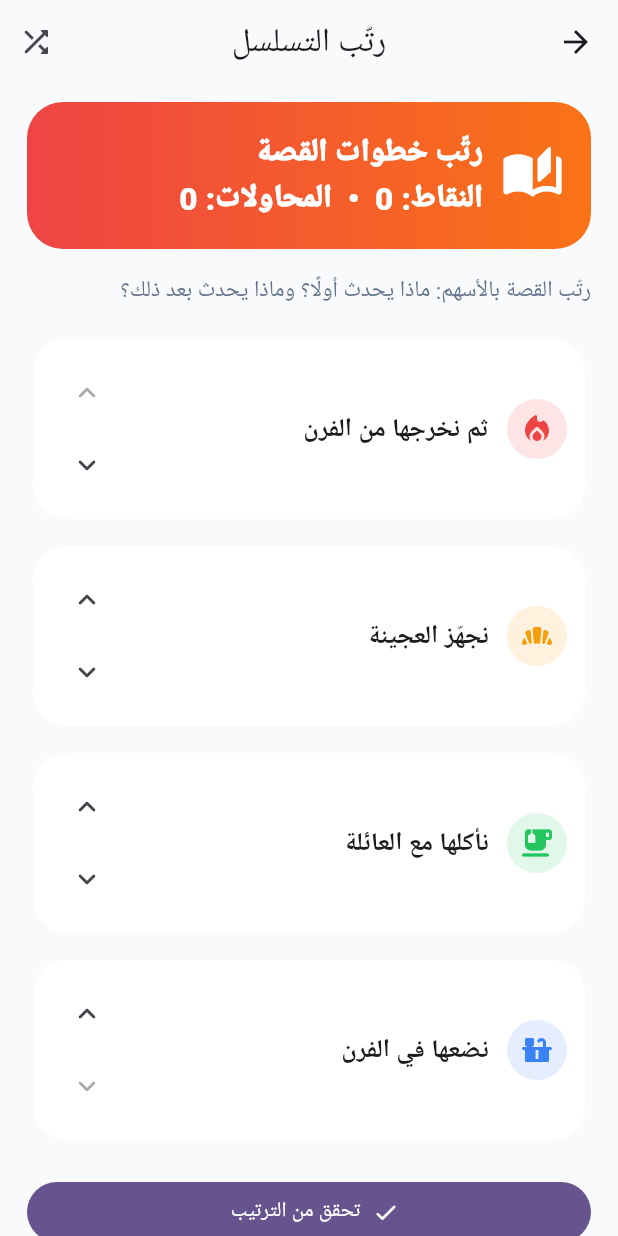
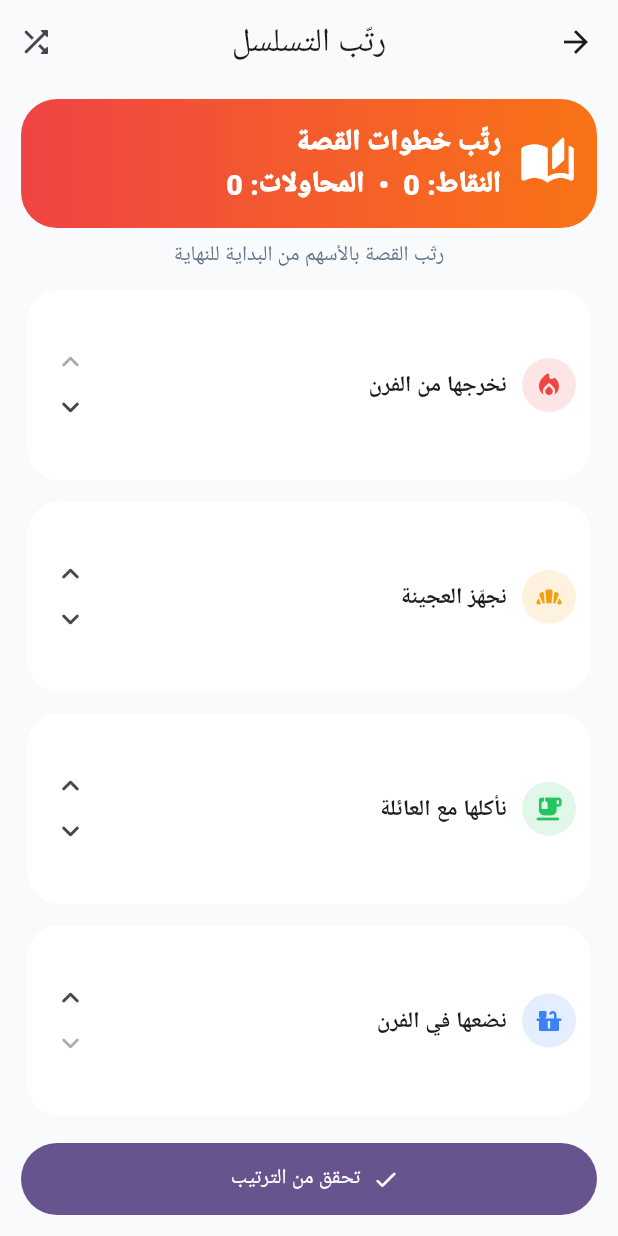
Before and after one commit to aljwaal1/KIDSGAME, a Flutter app: the SequenceOrderPage screen opened directly, on a phone screen of 412 x 824 dp. Run offline on Flutter 3.47's test engine with Material 3 defaults, Android fonts, the phone set to English and light mode, and no system bars; our stand-ins replace audioplayers, shared_preferences; accounts and stored records are empty; Roboto replaces fonts that are missing (Changa).

Commit message:
Remove scrolling from sequence game

```diff
--- a/lib/games/sequence_order_page.dart
+++ b/lib/games/sequence_order_page.dart
@@ -12,7 +12,7 @@ class SequenceOrderPage extends StatefulWidget {
 
 class _SequenceOrderPageState extends State<SequenceOrderPage> {
   List<_StepItem> items = <_StepItem>[
-    const _StepItem(3, 'ثم نخرجها من الفرن', Icons.local_fire_department_rounded, Color(0xFFEF4444)),
+    const _StepItem(3, 'نخرجها من الفرن', Icons.local_fire_department_rounded, Color(0xFFEF4444)),
     const _StepItem(1, 'نجهّز العجينة', Icons.bakery_dining_rounded, Color(0xFFF59E0B)),
     const _StepItem(4, 'نأكلها مع العائلة', Icons.emoji_food_beverage_rounded, Color(0xFF22C55E)),
     const _StepItem(2, 'نضعها في الفرن', Icons.countertops_rounded, Color(0xFF3B82F6)),
@@ -30,7 +30,7 @@ class _SequenceOrderPageState extends State<SequenceOrderPage> {
   void _reset() {
     setState(() {
       items = <_StepItem>[
-        const _StepItem(3, 'ثم نخرجها من الفرن', Icons.local_fire_department_rounded, Color(0xFFEF4444)),
+        const _StepItem(3, 'نخرجها من الفرن', Icons.local_fire_department_rounded, Color(0xFFEF4444)),
         const _StepItem(1, 'نجهّز العجينة', Icons.bakery_dining_rounded, Color(0xFFF59E0B)),
         const _StepItem(4, 'نأكلها مع العائلة', Icons.emoji_food_beverage_rounded, Color(0xFF22C55E)),
         const _StepItem(2, 'نضعها في الفرن', Icons.countertops_rounded, Color(0xFF3B82F6)),
@@ -72,17 +72,26 @@ class _SequenceOrderPageState extends State<SequenceOrderPage> {
         title: const Text('رتّب التسلسل'),
         actions: <Widget>[IconButton(onPressed: _reset, tooltip: 'خلط جديد', icon: const Icon(Icons.shuffle_rounded))],
       ),
-      body: ListView(
-        padding: const EdgeInsets.fromLTRB(18, 12, 18, 100),
-        children: <Widget>[
-          _Header(score: score, tries: tries),
-          const SizedBox(height: 16),
-          const Text('رتّب القصة بالأسهم: ماذا يحدث أولًا؟ وماذا يحدث بعد ذلك؟', style: TextStyle(color: Color(0xFF64748B), fontSize: 15)),
-          const SizedBox(height: 18),
-          for (int i = 0; i < items.length; i++) _StepCard(item: items[i], index: i, isFirst: i == 0, isLast: i == items.length - 1, onUp: () => _swap(i, i - 1), onDown: () => _swap(i, i + 1)),
-          const SizedBox(height: 10),
-          FilledButton.icon(onPressed: _check, icon: const Icon(Icons.check_rounded), label: const Text('تحقق من الترتيب')),
-        ],
+      body: Padding(
+        padding: const EdgeInsets.fromLTRB(14, 10, 14, 14),
+        child: Column(
+          children: <Widget>[
+            _Header(score: score, tries: tries),
+            const SizedBox(height: 8),
+            const Text('رتّب القصة بالأسهم من البداية للنهاية', maxLines: 1, overflow: TextOverflow.ellipsis, style: TextStyle(color: Color(0xFF64748B), fontSize: 14)),
+            const SizedBox(height: 8),
+            Expanded(
+              child: Column(
+                children: <Widget>[
+                  for (int i = 0; i < items.length; i++)
+                    Expanded(child: _StepCard(item: items[i], index: i, isFirst: i == 0, isLast: i == items.length - 1, onUp: () => _swap(i, i - 1), onDown: () => _swap(i, i + 1))),
+                ],
+              ),
+            ),
+            const SizedBox(height: 8),
+            SizedBox(width: double.infinity, height: 48, child: FilledButton.icon(onPressed: _check, icon: const Icon(Icons.check_rounded), label: const Text('تحقق من الترتيب'))),
+          ],
+        ),
       ),
     );
   }
@@ -108,17 +117,17 @@ class _StepCard extends StatelessWidget {
   @override
   Widget build(BuildContext context) {
     return Padding(
-      padding: const EdgeInsets.only(bottom: 10),
+      padding: const EdgeInsets.only(bottom: 6),
       child: Card(
         child: Padding(
-          padding: const EdgeInsets.all(12),
+          padding: const EdgeInsets.symmetric(horizontal: 10, vertical: 6),
           child: Row(children: <Widget>[
-            CircleAvatar(backgroundColor: item.color.withAlpha(35), child: Icon(item.icon, color: item.color)),
-            const SizedBox(width: 12),
-            Expanded(child: Text(item.text, style: const TextStyle(fontSize: 17, fontWeight: FontWeight.w700))),
-            Column(children: <Widget>[
-              IconButton(onPressed: isFirst ? null : onUp, icon: const Icon(Icons.keyboard_arrow_up_rounded)),
-              IconButton(onPressed: isLast ? null : onDown, icon: const Icon(Icons.keyboard_arrow_down_rounded)),
+            CircleAvatar(radius: 18, backgroundColor: item.color.withAlpha(35), child: Icon(item.icon, color: item.color, size: 20)),
+            const SizedBox(width: 10),
+            Expanded(child: Text(item.text, maxLines: 1, overflow: TextOverflow.ellipsis, style: const TextStyle(fontSize: 15, fontWeight: FontWeight.w800))),
+            Column(mainAxisAlignment: MainAxisAlignment.center, children: <Widget>[
+              SizedBox(width: 38, height: 30, child: IconButton(padding: EdgeInsets.zero, onPressed: isFirst ? null : onUp, icon: const Icon(Icons.keyboard_arrow_up_rounded))),
+              SizedBox(width: 38, height: 30, child: IconButton(padding: EdgeInsets.zero, onPressed: isLast ? null : onDown, icon: const Icon(Icons.keyboard_arrow_down_rounded))),
             ]),
           ]),
         ),
@@ -134,12 +143,13 @@ class _Header extends StatelessWidget {
   @override
   Widget build(BuildContext context) {
     return Container(
-      padding: const EdgeInsets.all(18),
+      height: 86,
+      padding: const EdgeInsets.all(14),
       decoration: BoxDecoration(borderRadius: BorderRadius.circular(24), gradient: const LinearGradient(colors: <Color>[Color(0xFFEF4444), Color(0xFFF97316)])),
       child: Row(children: <Widget>[
-        const Icon(Icons.auto_stories_rounded, color: Colors.white, size: 42),
+        const Icon(Icons.auto_stories_rounded, color: Colors.white, size: 38),
         const SizedBox(width: 12),
-        Expanded(child: Text('رتّب خطوات القصة\nالنقاط: $score  •  المحاولات: $tries', style: const TextStyle(fontSize: 21, fontWeight: FontWeight.w900, fontFamily: 'Changa', color: Colors.white))),
+        Expanded(child: Text('رتّب خطوات القصة\nالنقاط: $score  •  المحاولات: $tries', style: const TextStyle(fontSize: 19, fontWeight: FontWeight.w900, fontFamily: 'Changa', color: Colors.white))),
       ]),
     );
   }
```
